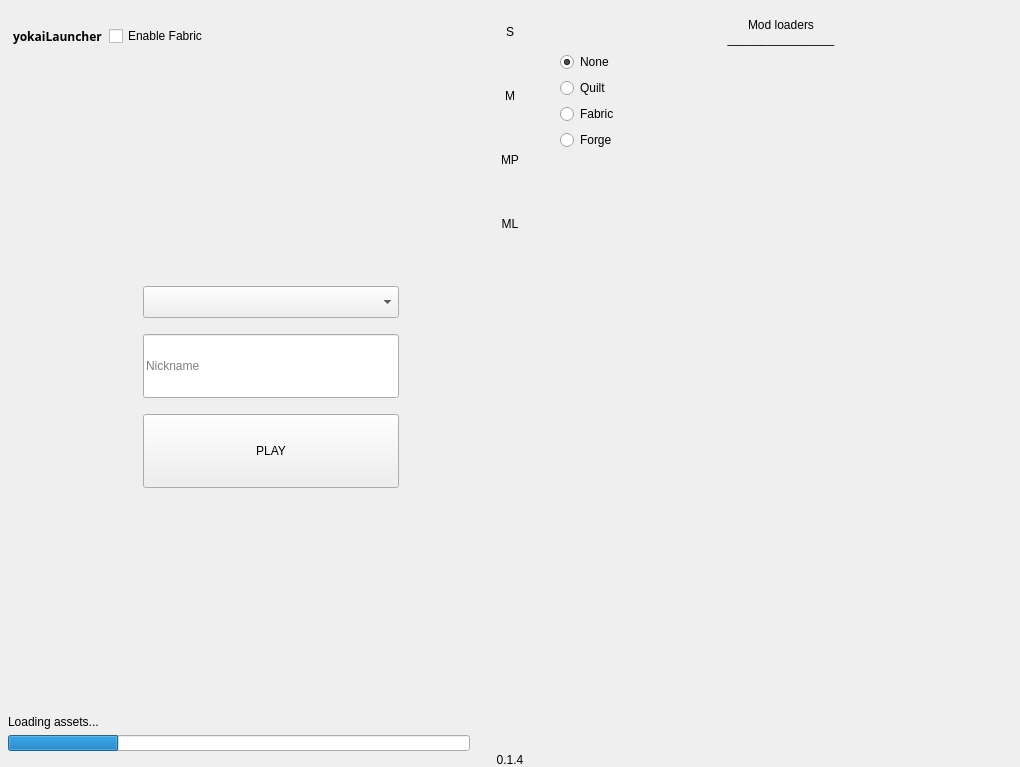
Above: ui/client.ui from deadYokai/yokaiLauncher before the change. Below: the same form after it.
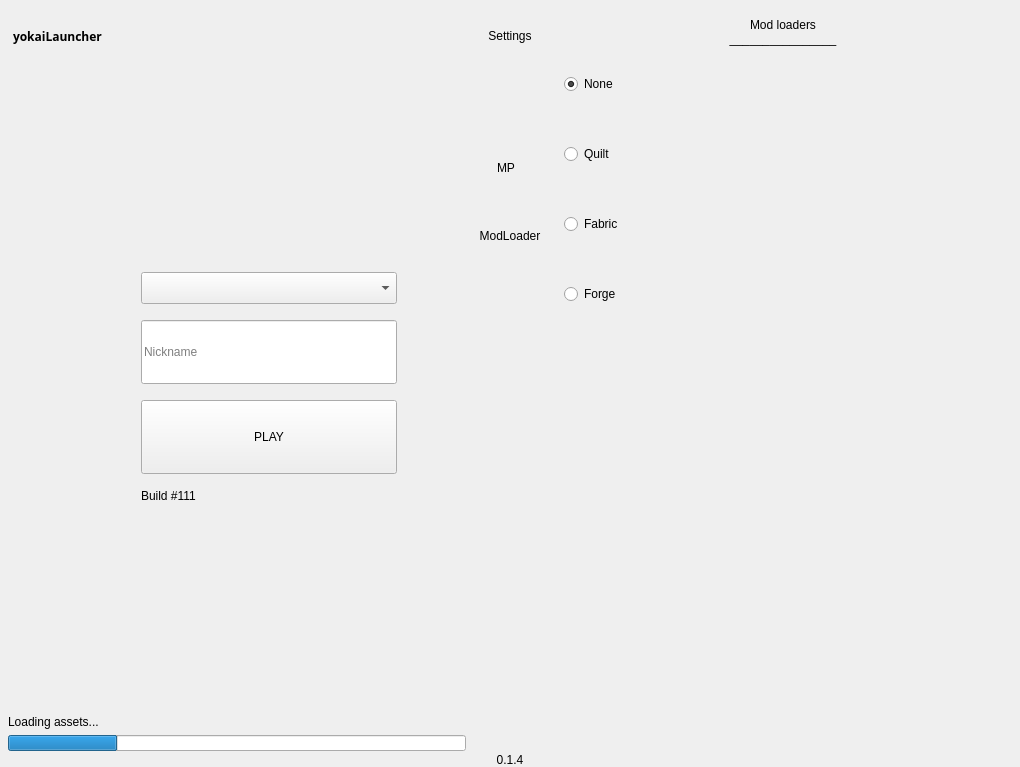
That is the form after the change. Icons and pictures are not drawn. Custom widgets are drawn as their Qt base class.

Patch:
```diff
--- a/ui/client.ui
+++ b/ui/client.ui
@@ -59,7 +59,7 @@
      <number>0</number>
     </property>
     <item>
-     <widget class="QWidget" name="verticalWidget" native="true">
+     <widget class="QWidget" name="verticalWidget_3" native="true">
       <property name="sizePolicy">
        <sizepolicy hsizetype="Expanding" vsizetype="Preferred">
         <horstretch>0</horstretch>
@@ -166,22 +166,6 @@
                </property>
               </widget>
              </item>
-             <item>
-              <widget class="QCheckBox" name="fabricb">
-               <property name="enabled">
-                <bool>true</bool>
-               </property>
-               <property name="maximumSize">
-                <size>
-                 <width>16777215</width>
-                 <height>36</height>
-                </size>
-               </property>
-               <property name="text">
-                <string>Enable Fabric</string>
-               </property>
-              </widget>
-             </item>
             </layout>
            </widget>
           </item>
@@ -317,6 +301,19 @@
                </property>
               </widget>
              </item>
+             <item>
+              <widget class="QLabel" name="buildId">
+               <property name="maximumSize">
+                <size>
+                 <width>16777215</width>
+                 <height>12</height>
+                </size>
+               </property>
+               <property name="text">
+                <string>Build #111</string>
+               </property>
+              </widget>
+             </item>
             </layout>
            </widget>
           </item>
@@ -413,7 +410,7 @@
       </property>
       <property name="maximumSize">
        <size>
-        <width>64</width>
+        <width>72</width>
         <height>16777215</height>
        </size>
       </property>
@@ -440,7 +437,7 @@
          </property>
          <property name="maximumSize">
           <size>
-           <width>64</width>
+           <width>72</width>
            <height>16777215</height>
           </size>
          </property>
@@ -461,26 +458,42 @@
            <number>0</number>
           </property>
           <item>
-           <widget class="QPushButton" name="settb">
+           <widget class="QToolButton" name="settb">
             <property name="minimumSize">
              <size>
-              <width>64</width>
-              <height>64</height>
+              <width>72</width>
+              <height>72</height>
              </size>
             </property>
             <property name="maximumSize">
              <size>
-              <width>64</width>
-              <height>64</height>
+              <width>72</width>
+              <height>72</height>
              </size>
             </property>
             <property name="toolTip">
              <string/>
             </property>
             <property name="text">
-             <string>S</string>
+             <string>Settings</string>
             </property>
-            <property name="flat">
+            <property name="icon">
+             <iconset resource="../res.qrc">
+              <normaloff>:/assets/settings.svg</normaloff>:/assets/settings.svg</iconset>
+            </property>
+            <property name="iconSize">
+             <size>
+              <width>32</width>
+              <height>32</height>
+             </size>
+            </property>
+            <property name="shortcut">
+             <string/>
+            </property>
+            <property name="toolButtonStyle">
+             <enum>Qt::ToolButtonTextUnderIcon</enum>
+            </property>
+            <property name="autoRaise">
              <bool>true</bool>
             </property>
             <property name="menuPage" stdset="0">
@@ -503,7 +516,17 @@
              </size>
             </property>
             <property name="text">
-             <string>M</string>
+             <string/>
+            </property>
+            <property name="icon">
+             <iconset resource="../res.qrc">
+              <normaloff>:/assets/mods.svg</normaloff>:/assets/mods.svg</iconset>
+            </property>
+            <property name="iconSize">
+             <size>
+              <width>32</width>
+              <height>32</height>
+             </size>
             </property>
             <property name="flat">
              <bool>true</bool>
@@ -539,23 +562,36 @@
            </widget>
           </item>
           <item>
-           <widget class="QPushButton" name="modloaderBtn">
+           <widget class="QToolButton" name="modloaderBtn">
             <property name="minimumSize">
              <size>
-              <width>64</width>
-              <height>64</height>
+              <width>72</width>
+              <height>72</height>
              </size>
             </property>
             <property name="maximumSize">
              <size>
-              <width>64</width>
-              <height>64</height>
+              <width>72</width>
+              <height>72</height>
              </size>
             </property>
             <property name="text">
-             <string>ML</string>
+             <string>ModLoader</string>
             </property>
-            <property name="flat">
+            <property name="icon">
+             <iconset resource="../res.qrc">
+              <normaloff>:/assets/modloaders.svg</normaloff>:/assets/modloaders.svg</iconset>
+            </property>
+            <property name="iconSize">
+             <size>
+              <width>32</width>
+              <height>32</height>
+             </size>
+            </property>
+            <property name="toolButtonStyle">
+             <enum>Qt::ToolButtonTextUnderIcon</enum>
+            </property>
+            <property name="autoRaise">
              <bool>true</bool>
             </property>
             <property name="menuPage" stdset="0">
@@ -1030,6 +1066,21 @@
            </item>
            <item>
             <widget class="QRadioButton" name="rNone">
+             <property name="minimumSize">
+              <size>
+               <width>0</width>
+               <height>64</height>
+              </size>
+             </property>
+             <property name="maximumSize">
+              <size>
+               <width>16777215</width>
+               <height>64</height>
+              </size>
+             </property>
+             <property name="styleSheet">
+              <string notr="true"/>
+             </property>
              <property name="text">
               <string>None</string>
              </property>
@@ -1043,6 +1094,21 @@
            </item>
            <item>
             <widget class="QRadioButton" name="rQuilt">
+             <property name="minimumSize">
+              <size>
+               <width>0</width>
+               <height>64</height>
+              </size>
+             </property>
+             <property name="maximumSize">
+              <size>
+               <width>16777215</width>
+               <height>64</height>
+              </size>
+             </property>
+             <property name="styleSheet">
+              <string notr="true"/>
+             </property>
              <property name="text">
               <string>Quilt</string>
              </property>
@@ -1066,6 +1132,18 @@
            </item>
            <item>
             <widget class="QRadioButton" name="rFabric">
+             <property name="minimumSize">
+              <size>
+               <width>0</width>
+               <height>64</height>
+              </size>
+             </property>
+             <property name="maximumSize">
+              <size>
+               <width>16777215</width>
+               <height>64</height>
+              </size>
+             </property>
              <property name="text">
               <string>Fabric</string>
              </property>
@@ -1086,6 +1164,18 @@
            </item>
            <item>
             <widget class="QRadioButton" name="rForge">
+             <property name="minimumSize">
+              <size>
+               <width>0</width>
+               <height>64</height>
+              </size>
+             </property>
+             <property name="maximumSize">
+              <size>
+               <width>16777215</width>
+               <height>64</height>
+              </size>
+             </property>
              <property name="text">
               <string>Forge</string>
              </property>
```
